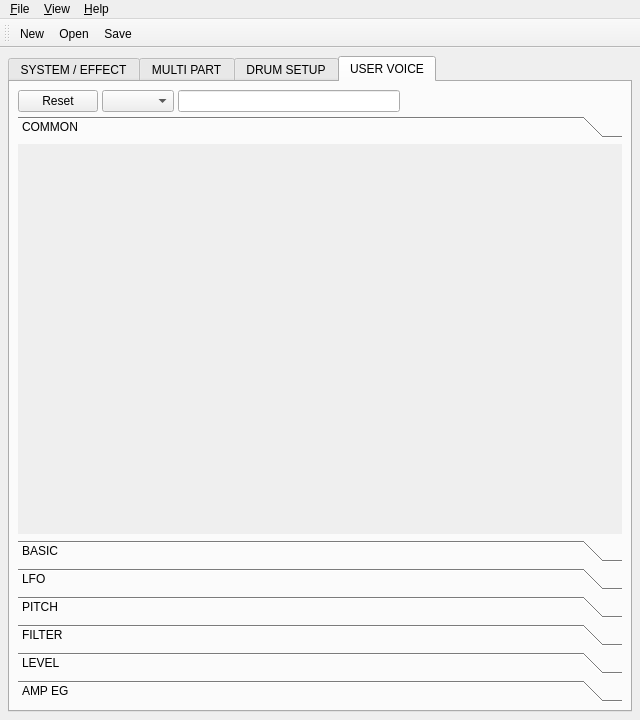
This is src/qxgeditMainForm.ui in rncbc/qxgedit as Qt 5 draws it before an edit. The edited form follows.
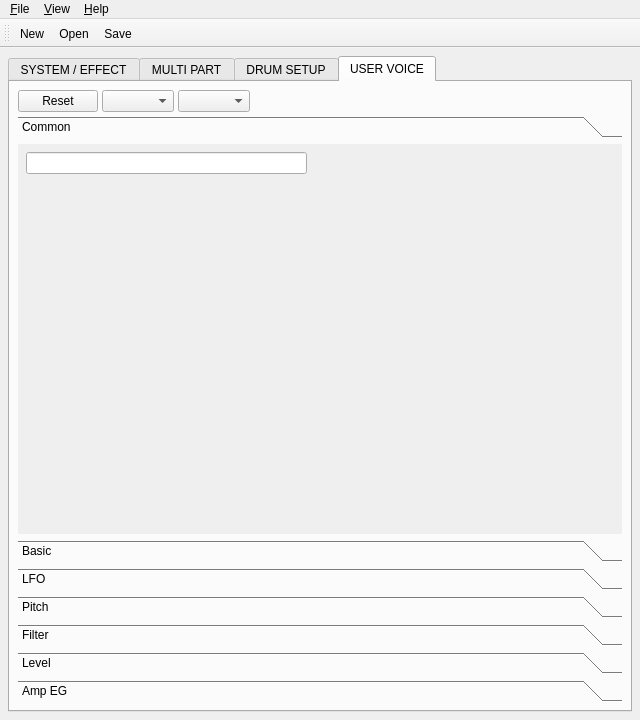
This is the edited form. The open tabs and pages were chosen to show the change. Icons and pictures are not drawn. Custom widgets are drawn as their Qt base class.

Patch:
```diff
--- a/src/qxgeditMainForm.ui
+++ b/src/qxgeditMainForm.ui
@@ -1338,7 +1338,7 @@
            <widget class="QComboBox" name="UservoiceCombo" />
           </item>
           <item>
-           <widget class="QLineEdit" name="UservoiceNameEdit" />
+           <widget class="QComboBox" name="UservoiceElementCombo" />
           </item>
           <item>
            <spacer>
@@ -1362,16 +1362,19 @@
           </property>
           <widget class="QWidget" name="UservoiceCommonPage" >
            <attribute name="label" >
-            <string>COMMON</string>
+            <string>Common</string>
            </attribute>
            <layout class="QGridLayout" >
             <item row="0" column="0" >
+             <widget class="QLineEdit" name="UservoiceNameEdit" />
+            </item>
+            <item row="0" column="1" >
              <widget class="qxgeditDial" name="UservoiceLevelDial" />
             </item>
-            <item row="0" column="1" >
+            <item row="0" column="2" >
              <widget class="qxgeditDial" name="UservoiceElementDial" />
             </item>
-            <item row="0" column="2" >
+            <item row="0" column="3" >
              <spacer>
               <property name="orientation" >
                <enum>Qt::Horizontal</enum>
@@ -1384,7 +1387,7 @@
               </property>
              </spacer>
             </item>
-            <item row="1" column="0" colspan="3" >
+            <item row="1" column="0" colspan="4" >
              <spacer>
               <property name="orientation" >
                <enum>Qt::Vertical</enum>
@@ -1401,7 +1404,7 @@
           </widget>
           <widget class="QWidget" name="UservoiceBasicPage" >
            <attribute name="label" >
-            <string>BASIC</string>
+            <string>Basic</string>
            </attribute>
            <layout class="QGridLayout" >
             <item row="0" column="0" >
@@ -1509,7 +1512,7 @@
           </widget>
           <widget class="QWidget" name="UservoicePitchPage" >
            <attribute name="label" >
-            <string>PITCH</string>
+            <string>Pitch</string>
            </attribute>
            <layout class="QGridLayout" >
             <item row="0" column="0" >
@@ -1596,7 +1599,7 @@
           </widget>
           <widget class="QWidget" name="UservoiceFilterPage" >
            <attribute name="label" >
-            <string>FILTER</string>
+            <string>Filter</string>
            </attribute>
            <layout class="QGridLayout" >
             <item row="0" column="0" >
@@ -1701,7 +1704,7 @@
           </widget>
           <widget class="QWidget" name="UservoiceLevelPage" >
            <attribute name="label" >
-            <string>LEVEL</string>
+            <string>Level</string>
            </attribute>
            <layout class="QGridLayout" >
             <item row="0" column="0" >
@@ -1767,7 +1770,7 @@
           </widget>
           <widget class="QWidget" name="UservoiceAmpEgPage" >
            <attribute name="label" >
-            <string>AMP EG</string>
+            <string>Amp EG</string>
            </attribute>
            <layout class="QGridLayout" >
             <item row="0" column="0" >
```
